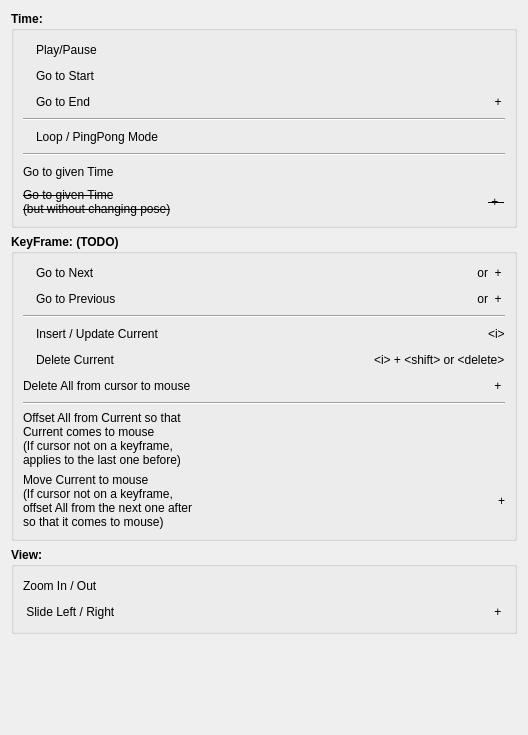
The window that src/GuiBase/Timeline/HelpDialog.ui (STORM-IRIT/Radium-Engine) describes before a commit, drawn with Qt 5.
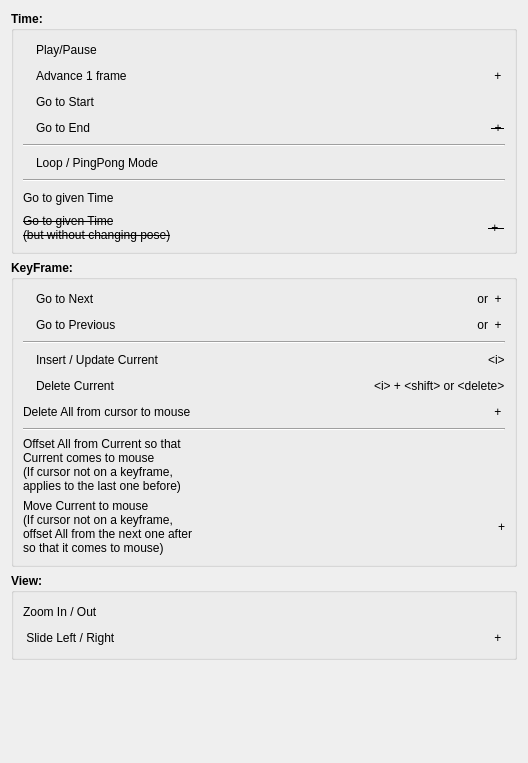
The same window after the commit. Icons and pictures are not drawn.

Patch:
```diff
--- a/src/GuiBase/Timeline/HelpDialog.ui
+++ b/src/GuiBase/Timeline/HelpDialog.ui
@@ -7,7 +7,7 @@
     <x>0</x>
     <y>0</y>
     <width>528</width>
-    <height>735</height>
+    <height>763</height>
    </rect>
   </property>
   <property name="sizePolicy">
@@ -115,6 +115,68 @@
         </item>
        </layout>
       </item>
+      <item>
+       <layout class="QHBoxLayout" name="horizontalLayout_16">
+        <property name="bottomMargin">
+         <number>0</number>
+        </property>
+        <item>
+         <widget class="QLabel" name="label_40">
+          <property name="maximumSize">
+           <size>
+            <width>20</width>
+            <height>20</height>
+           </size>
+          </property>
+          <property name="text">
+           <string/>
+          </property>
+          <property name="scaledContents">
+           <bool>true</bool>
+          </property>
+         </widget>
+        </item>
+        <item>
+         <widget class="QLabel" name="label_39">
+          <property name="font">
+           <font>
+            <weight>50</weight>
+            <bold>false</bold>
+           </font>
+          </property>
+          <property name="text">
+           <string>Advance 1 frame</string>
+          </property>
+         </widget>
+        </item>
+        <item>
+         <spacer name="horizontalSpacer_16">
+          <property name="orientation">
+           <enum>Qt::Horizontal</enum>
+          </property>
+          <property name="sizeHint" stdset="0">
+           <size>
+            <width>40</width>
+            <height>20</height>
+           </size>
+          </property>
+         </spacer>
+        </item>
+        <item>
+         <widget class="QLabel" name="label">
+          <property name="font">
+           <font>
+            <weight>50</weight>
+            <bold>false</bold>
+           </font>
+          </property>
+          <property name="text">
+           <string>&lt;space&gt; + &lt;ctrl&gt;</string>
+          </property>
+         </widget>
+        </item>
+       </layout>
+      </item>
       <item>
        <layout class="QHBoxLayout" name="horizontalLayout_3">
         <item>
@@ -245,6 +307,7 @@
            <font>
             <weight>50</weight>
             <bold>false</bold>
+            <strikeout>true</strikeout>
            </font>
           </property>
           <property name="text">
@@ -445,7 +508,7 @@
       </font>
      </property>
      <property name="title">
-      <string>KeyFrame: (TODO)</string>
+      <string>KeyFrame:</string>
      </property>
      <layout class="QVBoxLayout" name="verticalLayout_5">
       <item>
```
